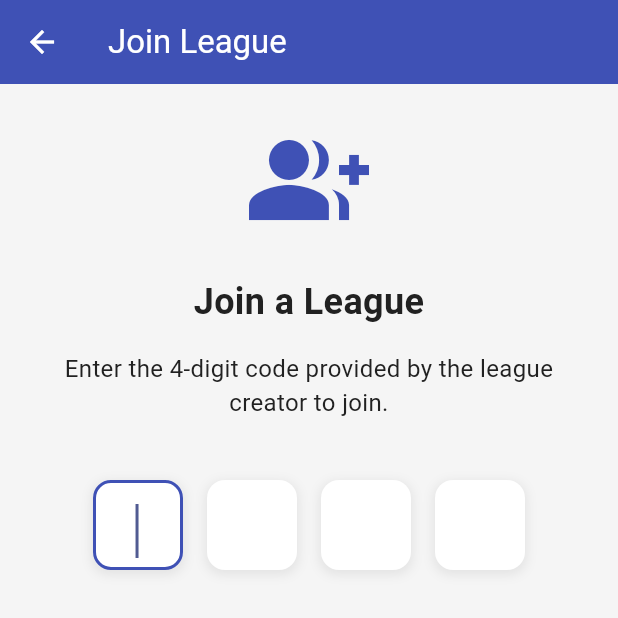
After one commit to noodev8/splitleague, a Flutter app: the JoinLeagueScreen screen opened directly, on a phone screen of 412 x 824 dp, the top half of it. The commit adds this screen. Run offline on Flutter 3.47's test engine with Material 3 defaults, Android fonts, the phone set to English and light mode, and no system bars; our stand-ins replace flutter_secure_storage, flutter_spinkit, fluttertoast; accounts and stored records are empty; network calls fail.

Commit message:
PIN Nice display

```diff
--- /dev/null
+++ b/splitleague_flutter/lib/api/join_league_api.dart
@@ -0,0 +1,82 @@
+/*
+API service for joining a league
+Allows a user to join a league using a 4-digit public code
+*/
+
+import 'dart:convert';
+import 'package:http/http.dart' as http;
+import '../helpers/config.dart';
+import '../helpers/auth_helper.dart';
+
+class JoinLeagueApi {
+  // Join a league using a public code
+  static Future<Map<String, dynamic>> joinLeague(String publicCode) async {
+    // Create the request URL
+    final url = Uri.parse('${Config.baseUrl}/join_league');
+
+    try {
+      // Get the JWT token
+      final token = await AuthHelper.getToken();
+
+      if (token == null) {
+        return {
+          'return_code': 'UNAUTHORIZED',
+          'message': 'Authentication token not found',
+        };
+      }
+
+      // Send POST request to the server
+      final response = await http.post(
+        url,
+        headers: {
+          'Content-Type': 'application/json',
+          'Authorization': 'Bearer $token',
+        },
+        body: jsonEncode({
+          'public_code': publicCode,
+        }),
+      );
+
+      // Check if response is successful
+      if (response.statusCode >= 200 && response.statusCode < 300) {
+        try {
+          // Parse the response
+          final Map<String, dynamic> responseData = jsonDecode(response.body);
+
+          // Return the response data
+          return responseData;
+        } catch (e) {
+          print('JSON parsing error: ${e.toString()}');
+          print('Response body: ${response.body}');
+          return {
+            'return_code': 'PARSE_ERROR',
+            'message': 'Failed to parse server response: ${e.toString()}',
+          };
+        }
+      } else {
+        print('HTTP error: ${response.statusCode}');
+        print('Response body: ${response.body}');
+
+        // Try to parse error message from response if possible
+        try {
+          final Map<String, dynamic> errorData = jsonDecode(response.body);
+          return {
+            'return_code': errorData['return_code'] ?? 'HTTP_ERROR',
+            'message': errorData['message'] ?? 'Server returned error code: ${response.statusCode}',
+          };
+        } catch (e) {
+          return {
+            'return_code': 'HTTP_ERROR',
+            'message': 'Server returned error code: ${response.statusCode}',
+          };
+        }
+      }
+    } catch (e) {
+      // Return error response if request fails
+      return {
+        'return_code': 'SERVER_ERROR',
+        'message': 'Failed to connect to server: ${e.toString()}',
+      };
+    }
+  }
+}
--- /dev/null
+++ b/splitleague_flutter/lib/screens/join_league_screen.dart
@@ -0,0 +1,207 @@
+/*
+Show the join league screen allowing users to join an existing league
+This screen allows users to enter a 4-digit code to join a league
+Once joined, it returns to the dashboard screen
+*/
+
+import 'package:flutter/material.dart';
+import 'package:flutter_spinkit/flutter_spinkit.dart';
+import '../api/join_league_api.dart';
+import '../helpers/error_helper.dart';
+import '../styles/app_styles.dart';
+import '../widgets/pin_input.dart';
+
+class JoinLeagueScreen extends StatefulWidget {
+  final Function? onLeagueJoined;
+
+  const JoinLeagueScreen({
+    super.key,
+    this.onLeagueJoined,
+  });
+
+  @override
+  State<JoinLeagueScreen> createState() => _JoinLeagueScreenState();
+}
+
+class _JoinLeagueScreenState extends State<JoinLeagueScreen> {
+  // Loading state
+  bool _isLoading = false;
+
+  // Error message
+  String? _errorMessage;
+
+  // PIN code
+  String _pinCode = '';
+
+  // Handle join league button press
+  Future<void> _handleJoinLeague() async {
+    // Validate PIN code
+    if (_pinCode.length != 4) {
+      setState(() {
+        _errorMessage = 'Please enter a valid 4-digit code';
+      });
+      return;
+    }
+
+    // Set loading state
+    setState(() {
+      _isLoading = true;
+      _errorMessage = null;
+    });
+
+    try {
+      // Call join league API
+      Map<String, dynamic> response = await JoinLeagueApi.joinLeague(_pinCode);
+
+      // Check response
+      if (response['return_code'] == 'SUCCESS') {
+        // Stop loading
+        setState(() {
+          _isLoading = false;
+          _errorMessage = null;
+        });
+
+        // Call the callback if provided
+        if (widget.onLeagueJoined != null) {
+          widget.onLeagueJoined!();
+        }
+
+        // Show success toast
+        ErrorHelper.showSuccessToast(response['message'] ?? 'Successfully joined the league');
+
+        // Navigate back immediately
+        if (mounted) {
+          Navigator.of(context).pop();
+        }
+      } else {
+        // Show error message
+        setState(() {
+          _isLoading = false;
+          _errorMessage = response['message'];
+        });
+      }
+    } catch (e) {
+      // Show error message
+      setState(() {
+        _isLoading = false;
+        _errorMessage = 'An error occurred. Please try again.';
+      });
+    }
+  }
+
+  // Handle PIN code completion
+  void _onPinCompleted(String pin) {
+    setState(() {
+      _pinCode = pin;
+      _errorMessage = null;
+    });
+
+    // Automatically trigger join when PIN is complete
+    if (pin.length == 4) {
+      // Unfocus to hide keyboard
+      FocusScope.of(context).unfocus();
+      // Short delay to allow keyboard to hide
+      Future.delayed(const Duration(milliseconds: 300), () {
+        _handleJoinLeague();
+      });
+    }
+  }
+
+  @override
+  Widget build(BuildContext context) {
+    // Get the bottom inset (keyboard height)
+    final bottomInset = MediaQuery.of(context).viewInsets.bottom;
+
+    return Scaffold(
+      // This ensures the body resizes when the keyboard appears
+      resizeToAvoidBottomInset: true,
+      appBar: AppBar(
+        title: const Text('Join League'),
+      ),
+      body: SafeArea(
+        // GestureDetector to dismiss keyboard when tapping outside input fields
+        child: GestureDetector(
+          onTap: () => FocusScope.of(context).unfocus(),
+          child: SingleChildScrollView(
+            // Add padding at the bottom to ensure content is visible above keyboard
+            padding: EdgeInsets.only(bottom: bottomInset > 0 ? bottomInset + 20 : 0),
+            child: Padding(
+              padding: const EdgeInsets.all(24.0),
+              child: Column(
+                crossAxisAlignment: CrossAxisAlignment.center,
+                children: [
+                  // Icon
+                  const Icon(
+                    Icons.group_add,
+                    size: 80,
+                    color: AppStyles.primaryColor,
+                  ),
+                  const SizedBox(height: 24),
+
+                  // Title
+                  const Text(
+                    'Join a League',
+                    style: AppStyles.headingStyle,
+                    textAlign: TextAlign.center,
+                  ),
+                  const SizedBox(height: 16),
+
+                  // Description
+                  const Text(
+                    'Enter the 4-digit code provided by the league creator to join.',
+                    style: AppStyles.bodyStyle,
+                    textAlign: TextAlign.center,
+                  ),
+                  const SizedBox(height: 40),
+
+                  // PIN input
+                  PinInput(
+                    onCompleted: _onPinCompleted,
+                    pinLength: 4,
+                    autoFocus: true,
+                  ),
+                  const SizedBox(height: 40),
+
+                  // Error message
+                  if (_errorMessage != null)
+                    Container(
+                      padding: const EdgeInsets.all(12),
+                      decoration: BoxDecoration(
+                        color: AppStyles.errorColor.withAlpha(25),
+                        borderRadius: BorderRadius.circular(8),
+                      ),
+                      child: Row(
+                        children: [
+                          const Icon(Icons.error_outline, color: AppStyles.errorColor),
+                          const SizedBox(width: 8),
+                          Expanded(
+                            child: Text(
+                              _errorMessage!,
+                              style: const TextStyle(
+                                color: AppStyles.errorColor,
+                              ),
+                            ),
+                          ),
+                        ],
+                      ),
+                    ),
+                  if (_errorMessage != null) const SizedBox(height: 24),
+
+                  // Loading indicator
+                  if (_isLoading)
+                    Container(
+                      margin: const EdgeInsets.only(top: 24),
+                      child: const SpinKitThreeBounce(
+                        color: AppStyles.primaryColor,
+                        size: 24,
+                      ),
+                    ),
+                ],
+              ),
+            ),
+          ),
+        ),
+      ),
+    );
+  }
+}
--- /dev/null
+++ b/splitleague_flutter/lib/widgets/pin_input.dart
@@ -0,0 +1,184 @@
+/*
+Custom PIN input widget for entering a 4-digit code
+Used for joining leagues with a public code
+*/
+
+import 'package:flutter/material.dart';
+import 'package:flutter/services.dart';
+import '../styles/app_styles.dart';
+
+class PinInput extends StatefulWidget {
+  final Function(String) onCompleted;
+  final int pinLength;
+  final bool autoFocus;
+
+  const PinInput({
+    super.key,
+    required this.onCompleted,
+    this.pinLength = 4,
+    this.autoFocus = true,
+  });
+
+  @override
+  State<PinInput> createState() => _PinInputState();
+}
+
+class _PinInputState extends State<PinInput> {
+  late List<TextEditingController> _controllers;
+  late List<FocusNode> _focusNodes;
+  late List<String> _pin;
+
+  @override
+  void initState() {
+    super.initState();
+
+    // Initialize controllers, focus nodes, and pin values
+    _controllers = List.generate(widget.pinLength, (index) => TextEditingController());
+    _focusNodes = List.generate(widget.pinLength, (index) => FocusNode());
+    _pin = List.generate(widget.pinLength, (index) => '');
+
+    // Auto-focus the first field if enabled
+    if (widget.autoFocus) {
+      WidgetsBinding.instance.addPostFrameCallback((_) {
+        FocusScope.of(context).requestFocus(_focusNodes[0]);
+      });
+    }
+  }
+
+  @override
+  void dispose() {
+    // Clean up controllers and focus nodes
+    for (var controller in _controllers) {
+      controller.dispose();
+    }
+    for (var node in _focusNodes) {
+      node.dispose();
+    }
+    super.dispose();
+  }
+
+  // Check if all fields are filled
+  bool _isPinComplete() {
+    for (var digit in _pin) {
+      if (digit.isEmpty) {
+        return false;
+      }
+    }
+    return true;
+  }
+
+  // Get the complete PIN as a string
+  String _getPin() {
+    return _pin.join();
+  }
+
+  // Handle digit change
+  void _onDigitChanged(String value, int index) {
+    if (value.isNotEmpty) {
+      // Update the pin value
+      setState(() {
+        _pin[index] = value;
+      });
+
+      // Move to next field if not the last one
+      if (index < widget.pinLength - 1) {
+        FocusScope.of(context).requestFocus(_focusNodes[index + 1]);
+      } else {
+        // Last field, check if PIN is complete
+        if (_isPinComplete()) {
+          // Call the callback with the complete PIN
+          widget.onCompleted(_getPin());
+        }
+      }
+    } else {
+      // Clear the pin value
+      setState(() {
+        _pin[index] = '';
+      });
+    }
+  }
+
+  // Handle backspace key
+  void _handleBackspace(String value, int index) {
+    // If current field is empty and not the first field, move to previous field
+    if (value.isEmpty && index > 0) {
+      FocusScope.of(context).requestFocus(_focusNodes[index - 1]);
+    }
+  }
+
+  @override
+  Widget build(BuildContext context) {
+    return Row(
+      mainAxisAlignment: MainAxisAlignment.center,
+      children: List.generate(
+        widget.pinLength,
+        (index) => Container(
+          margin: const EdgeInsets.symmetric(horizontal: 8),
+          width: 60,
+          height: 60,
+          decoration: BoxDecoration(
+            color: Colors.white,
+            borderRadius: BorderRadius.circular(12),
+            boxShadow: [
+              BoxShadow(
+                color: Colors.grey.withOpacity(0.2),
+                spreadRadius: 1,
+                blurRadius: 5,
+                offset: const Offset(0, 2),
+              ),
+            ],
+          ),
+          child: TextField(
+            controller: _controllers[index],
+            focusNode: _focusNodes[index],
+            textAlign: TextAlign.center,
+            keyboardType: TextInputType.number,
+            maxLength: 1,
+            style: const TextStyle(
+              fontSize: 24,
+              fontWeight: FontWeight.bold,
+              color: AppStyles.primaryColor,
+            ),
+            decoration: InputDecoration(
+              counterText: '',
+              border: OutlineInputBorder(
+                borderRadius: BorderRadius.circular(12),
+                borderSide: BorderSide.none,
+              ),
+              focusedBorder: OutlineInputBorder(
+                borderRadius: BorderRadius.circular(12),
+                borderSide: const BorderSide(
+                  color: AppStyles.primaryColor,
+                  width: 2,
+                ),
+              ),
+            ),
+            inputFormatters: [
+              FilteringTextInputFormatter.digitsOnly,
+            ],
+            onChanged: (value) {
+              _onDigitChanged(value, index);
+            },
+            onSubmitted: (value) {
+              if (_isPinComplete()) {
+                widget.onCompleted(_getPin());
+              }
+            },
+            onEditingComplete: () {
+              if (_isPinComplete()) {
+                widget.onCompleted(_getPin());
+              }
+            },
+            onTap: () {
+              // Select all text when tapped
+              _controllers[index].selection = TextSelection(
+                baseOffset: 0,
+                extentOffset: _controllers[index].text.length,
+              );
+            },
+          ),
+        ),
+      ),
+    );
+  }
+}
```
Also changed, not shown: splitleague_flutter/lib/screens/dashboard_screen.dart (+32 -3 lines).
